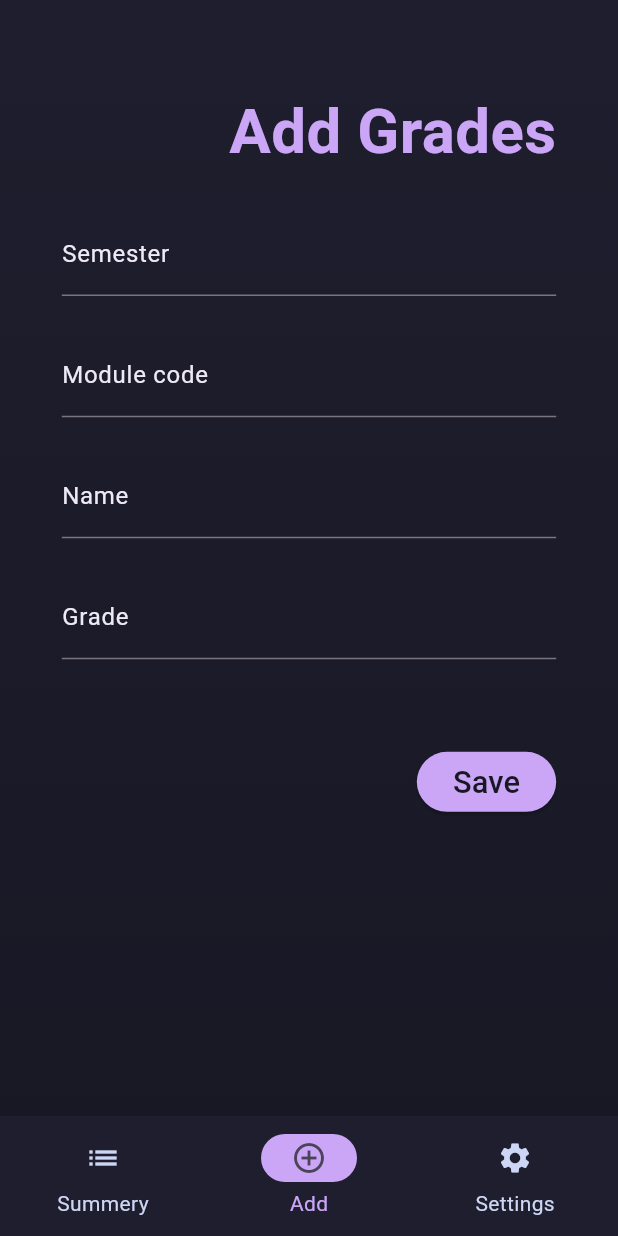
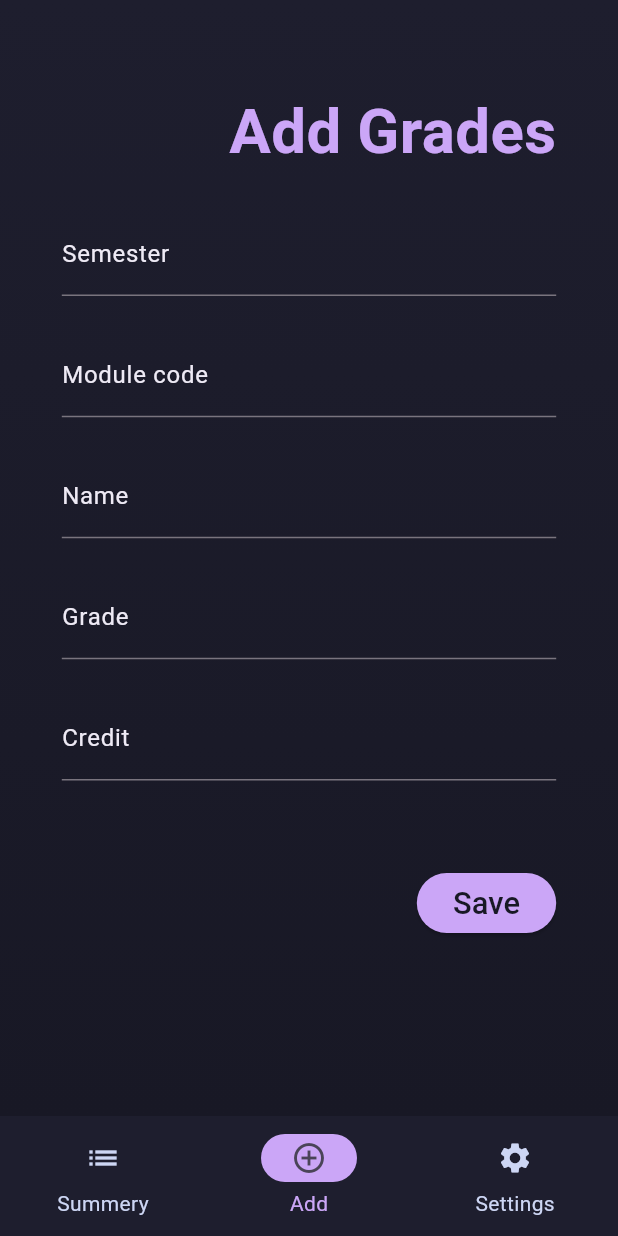
Before and after one commit to RukshanRanasinghe2000/gpa_cal, a Flutter app: the screen it shows after launch, item 2 of the bottom bar chosen, after a tap on "Save", on a phone screen of 412 x 824 dp. Run offline on Flutter 3.47's test engine with Material 3 defaults, Android fonts, the phone set to English and light mode, and no system bars; our stand-ins replace sqflite, sqflite_common_ffi; accounts and stored records are empty.

Commit message:
feat: add new column as credit to the subject table

```diff
--- a/lib/app/components/table.dart
+++ b/lib/app/components/table.dart
@@ -38,6 +38,7 @@ class _TableWidgetState extends State<TableWidget> {
           (subject['subject_code'] ?? '').toString(),
           (subject['subject_name'] ?? '').toString(),
           (subject['grade'] ?? '').toString(),
+          (subject['credit'] ?? '').toString(),
           (subject['id'] ?? '').toString(),
         ];
       }).toList();
@@ -56,37 +57,38 @@ class _TableWidgetState extends State<TableWidget> {
     double fontSize = screenWidth * 0.03;
 
     return Padding(
-      padding: EdgeInsets.symmetric(horizontal: screenWidth * 0.05),
+      padding: EdgeInsets.symmetric(horizontal: screenWidth * 0.01),
       child: Table(
         columnWidths: const {
-          0: FlexColumnWidth(1),
+          0: FlexColumnWidth(0.6),
           1: FlexColumnWidth(1),
           2: FlexColumnWidth(1.8),
-          3: FlexColumnWidth(1),
-          4: FlexColumnWidth(0.5), // For edit button
+          3: FlexColumnWidth(0.8),
+          4: FlexColumnWidth(0.8), // For edit button
+          5: FlexColumnWidth(0.5), // For edit button
         },
         border: const TableBorder.symmetric(),
         children: [
           _buildTableRow(
-            ["Sem", "Code", "Module Name", "Grade", ""],
+            ["Sem", "Code", "Name", "Credit", "Grade", ""],
             isHeader: true,
             fontSize: fontSize,
             cellHeight: cellHeight,
           ),
           for (var row in rows)
             _buildTableRow(
-              row.sublist(0, 4), // Exclude 'id' from display
+              row.sublist(0, 5), // Exclude 'id' from display
               fontSize: fontSize,
               cellHeight: cellHeight,
               editButton: () {
                 int gradeValue;
                 try {
-                  gradeValue = int.parse(row[4]);
+                  gradeValue = int.parse(row[5]);
                   print( row);
                 } catch (e) {
                   gradeValue = -1; // Handle non-numeric grades properly
                 }
-                _editRow(context, row[0], row[1], row[2], row[3], gradeValue);
+                _editRow(context, row[0], row[1], row[2], row[3], row[4], gradeValue);
               },
             ),
         ],
@@ -147,11 +149,12 @@ class _TableWidgetState extends State<TableWidget> {
   }
 
   void _editRow(BuildContext context, String sem, String code, String module,
-      String grade, int id) {
+      String grade, String credit, int id) {
     TextEditingController semController = TextEditingController(text: sem);
     TextEditingController codeController = TextEditingController(text: code);
     TextEditingController moduleController = TextEditingController(text: module);
     TextEditingController gradeController = TextEditingController(text: grade);
+    TextEditingController creditController = TextEditingController(text: credit);
 
     showDialog(
       context: context,
@@ -199,6 +202,17 @@ class _TableWidgetState extends State<TableWidget> {
               ),
             ),
             TextFormField(
+              controller: creditController,
+              style: const TextStyle(
+                color: textParagraph,
+                fontFamily: primaryFont,
+              ),
+              decoration: const InputDecoration(
+                labelText: 'Credit',
+                labelStyle: TextStyle(color: textParagraph),
+              ),
+            ),
+            TextFormField(
               controller: gradeController,
               style: const TextStyle(
                 color: textParagraph,
@@ -231,8 +245,9 @@ class _TableWidgetState extends State<TableWidget> {
               String updatedCode = codeController.text;
               String updatedModule = moduleController.text;
               String updatedGrade = gradeController.text;
+              String codedGrade = codeController.text;
               SubjectController subjectController = SubjectController();
-              await subjectController.updateSubject(id, updatedSem, updatedCode, updatedModule, updatedGrade);
+              await subjectController.updateSubject(id, updatedSem, updatedCode, updatedModule,codedGrade, updatedGrade);
               loadAll();
               Navigator.of(context).pop();
 
--- a/lib/app/data/controllers/controllers.dart
+++ b/lib/app/data/controllers/controllers.dart
@@ -10,9 +10,11 @@ class SubjectController {
   /// - [subjectName]: The name of the subject (e.g., "Computer Science").
   /// - [sem]: The semester for the subject (e.g., "Spring 2025").
   /// - [grade]: The grade received for the subject (e.g., "A").
+  /// - [credit]: The grade received for the subject (e.g., "7").
   ///
   /// Returns the id of the newly inserted subject.
-  Future<int> addSubject(String subjectCode, String subjectName, String sem, String grade) async {
+  Future<int> addSubject(String subjectCode, String subjectName, String sem,
+      String grade, String credit) async {
     late Database _db;
     final DatabaseConnection _databaseConnection = DatabaseConnection();
     _db = await _databaseConnection.initDatabase();
@@ -23,6 +25,7 @@ class SubjectController {
         'subject_name': subjectName,
         'sem': sem,
         'grade': grade,
+        'credit': credit,
       },
       conflictAlgorithm: ConflictAlgorithm.replace,
     );
@@ -69,7 +72,8 @@ class SubjectController {
   /// - [grade]: The updated grade.
   ///
   /// Returns the number of affected rows.
-  Future<int> updateSubject(int id, String subjectCode, String subjectName, String sem, String grade) async {
+  Future<int> updateSubject(int id, String subjectCode, String subjectName,
+      String sem, String grade, String credit) async {
     late Database _db;
     final DatabaseConnection _databaseConnection = DatabaseConnection();
     _db = await _databaseConnection.initDatabase();
@@ -80,6 +84,7 @@ class SubjectController {
         'subject_name': subjectName,
         'sem': sem,
         'grade': grade,
+        'credit': credit,
       },
       where: 'id = ?',
       whereArgs: [id],
--- a/lib/app/data/database.dart
+++ b/lib/app/data/database.dart
@@ -45,6 +45,7 @@ class DatabaseConnection {
         subject_code TEXT NOT NULL,
         subject_name TEXT NOT NULL,
         sem TEXT NOT NULL,
+        credit TEXT,
         grade TEXT NOT NULL
       )
     ''');
--- a/lib/app/data/models/subject.dart
+++ b/lib/app/data/models/subject.dart
@@ -3,12 +3,15 @@ class Subject {
   final String? sem;
   final String? code;
   final String? subjectName;
-  final double? grade;
+  final String? grade;
+  final String? credit;
 
-  Subject({this.id, this.sem, this.code, required this.subjectName, required this.grade});
+  Subject({this.id, this.sem, this.code, required this.subjectName,
+    required this.grade, this.credit,});
 
   Map<String, dynamic> toMap() {
-    return {'id': id, 'sem': sem, 'code': code, 'subjectName': subjectName, 'grade': grade};
+    return {'id': id, 'sem': sem, 'code': code,
+      'subjectName': subjectName, 'grade': grade, 'credit':credit};
   }
 
   factory Subject.fromMap(Map<String, dynamic> map) {
@@ -17,6 +20,7 @@ class Subject {
       sem: map['sem'],
       subjectName: map['subjectName'],
       code: map['code'],
+      credit: map['credit'],
       grade: map['grade'],
     );
   }
--- a/lib/app/screens/add.dart
+++ b/lib/app/screens/add.dart
@@ -15,14 +15,16 @@ class AddInfo extends StatelessWidget {
     final TextEditingController _moduleCodeController = TextEditingController();
     final TextEditingController _nameController = TextEditingController();
     final TextEditingController _gradeController = TextEditingController();
+    final TextEditingController _creditController = TextEditingController();
 
     void save() {
       String semester = _semesterController.text;
       String moduleCode = _moduleCodeController.text;
       String name = _nameController.text;
       String grade = _gradeController.text;
+      String credit = _creditController.text;
 
-      SubjectController().addSubject(moduleCode, name, semester, grade);
+      SubjectController().addSubject(moduleCode, name, semester, credit, grade);
 
     }
 
@@ -137,6 +139,25 @@ class AddInfo extends StatelessWidget {
                   padding: EdgeInsets.only(
                     left: screenWidth * 0.10,
                     right: screenWidth * 0.10,
+                    top: screenHeight * 0.03,
+                    bottom: 0,
+                  ),
+                  child: TextFormField(
+                    controller: _creditController,
+                    decoration: const InputDecoration(
+                        border: UnderlineInputBorder(),
+                        labelText: 'Credit',
+                        labelStyle: TextStyle(color: textParagraph)
+                    ),
+                    style: const TextStyle(
+                      color: textParagraph,
+                      fontFamily: primaryFont,
+                    ),
+                  )),
+              Padding(
+                  padding: EdgeInsets.only(
+                    left: screenWidth * 0.10,
+                    right: screenWidth * 0.10,
                     top: screenHeight * 0.07,
                     bottom: 0,
                   ),
```
